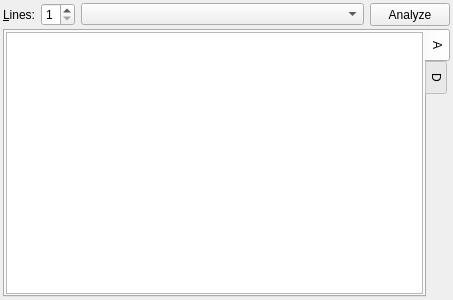
First picture: the form in src/gui/analysiswidget.ui, repository franzm/shatrabase, before the edit.
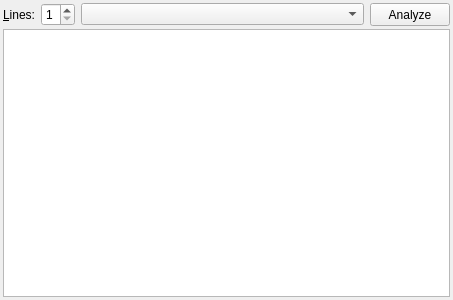
Second picture: the form after the edit.

Patch:
```diff
--- a/src/gui/analysiswidget.ui
+++ b/src/gui/analysiswidget.ui
@@ -112,37 +112,6 @@
       </layout>
      </item>
      <item>
-      <widget class="QTabWidget" name="tabWidget">
-       <property name="tabPosition">
-        <enum>QTabWidget::East</enum>
-       </property>
-       <property name="currentIndex">
-        <number>0</number>
-       </property>
-       <widget class="QWidget" name="tab">
-        <property name="toolTip">
-         <string>Displays the analysis output of the engine</string>
-        </property>
-        <property name="autoFillBackground">
-         <bool>false</bool>
-        </property>
-        <attribute name="title">
-         <string>A</string>
-        </attribute>
-        <layout class="QGridLayout" name="gridLayout">
-         <property name="leftMargin">
-          <number>1</number>
-         </property>
-         <property name="topMargin">
-          <number>1</number>
-         </property>
-         <property name="rightMargin">
-          <number>1</number>
-         </property>
-         <property name="bottomMargin">
-          <number>1</number>
-         </property>
-         <item row="0" column="0">
           <widget class="QTextBrowser" name="variationText">
            <property name="minimumSize">
             <size>
@@ -153,32 +122,6 @@
            <property name="openLinks">
             <bool>false</bool>
            </property>
-          </widget>
-         </item>
-        </layout>
-       </widget>
-       <widget class="QWidget" name="tab_2">
-        <attribute name="title">
-         <string>D</string>
-        </attribute>
-        <layout class="QGridLayout" name="gridLayout_2">
-         <property name="leftMargin">
-          <number>1</number>
-         </property>
-         <property name="topMargin">
-          <number>1</number>
-         </property>
-         <property name="rightMargin">
-          <number>1</number>
-         </property>
-         <property name="bottomMargin">
-          <number>1</number>
-         </property>
-         <item row="0" column="0">
-          <widget class="QTextBrowser" name="commText"/>
-         </item>
-        </layout>
-       </widget>
       </widget>
      </item>
     </layout>
```
Lines whose indentation alone changed are shown as unchanged.
